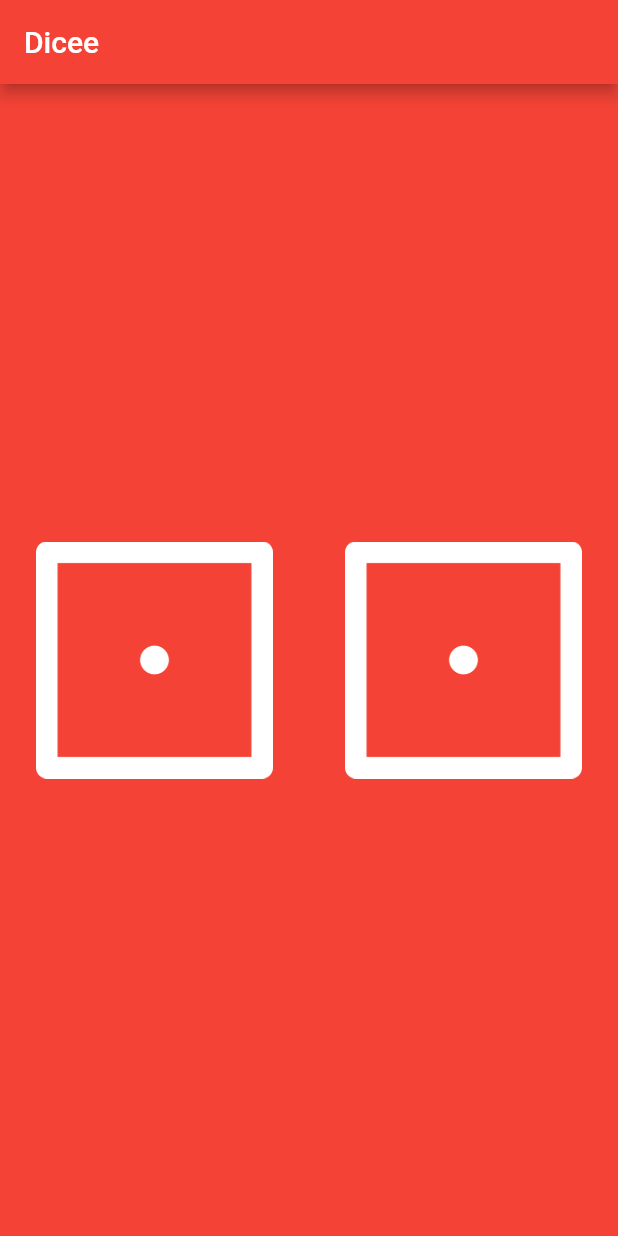
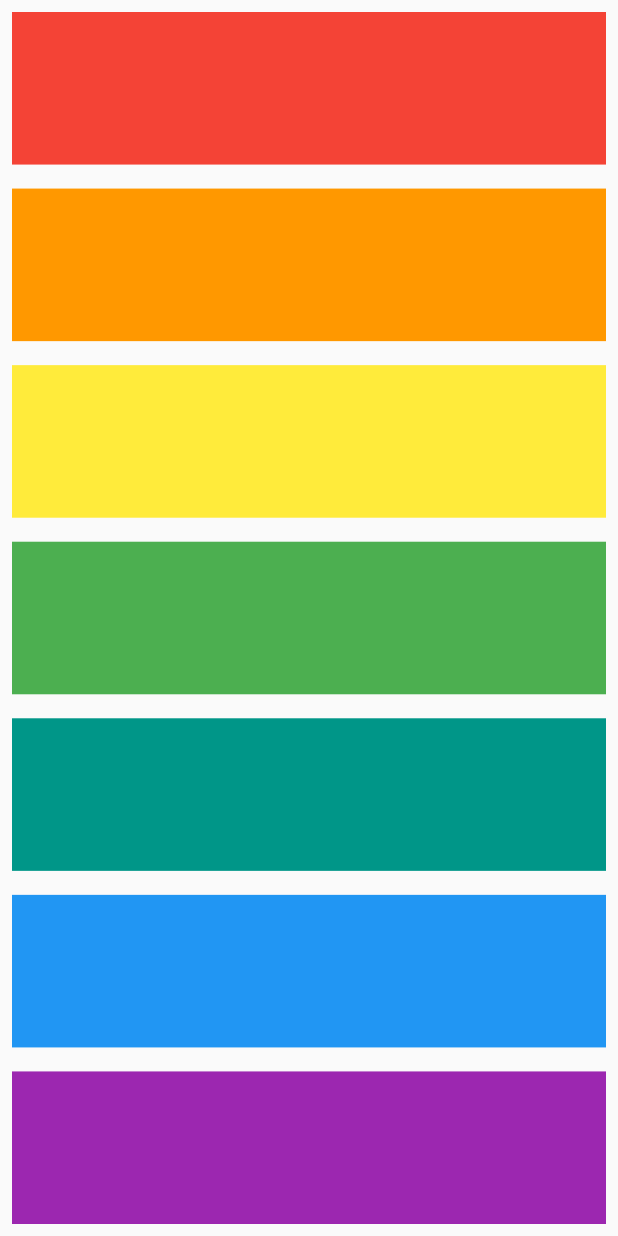
Before and after one commit to milankatira/flutter-basic, a Flutter app: the screen it shows after launch, on a phone screen of 412 x 824 dp. Run offline on Flutter 3.47's test engine with Material 2 defaults, Android fonts, the phone set to English and light mode, and no system bars; our stand-ins replace audioplayers.

Commit message:
CH-4 complete

```diff
--- a/lib/main.dart
+++ b/lib/main.dart
@@ -1,63 +1,45 @@
-import 'dart:math';
 import 'package:flutter/material.dart';
+import 'package:audioplayers/audioplayers.dart';
 
-void main() {
-  return runApp(
-    MaterialApp(
-      debugShowCheckedModeBanner: false,
-      home: Scaffold(
-        backgroundColor: Colors.red,
-        appBar: AppBar(
-          title: Text('Dicee'),
-          backgroundColor: Colors.red,
+void main() => runApp(XylophoneApp());
+
+class XylophoneApp extends StatelessWidget {
+  void playSound(int soundNumber) {
+    final player = AudioCache();
+    player.play('note$soundNumber.wav');
+  }
+
+  Expanded BuildKey(int soundNumber, Color color) {
+    return Expanded(
+      child: TextButton(
+        onPressed: () {
+          playSound(soundNumber);
+        },
+        child: Container(
+          color: color,
         ),
-        body: DicePage(),
       ),
-    ),
-  );
-}
-
-class DicePage extends StatefulWidget {
-  @override
-  State<DicePage> createState() => _DicePageState();
-}
-
-class _DicePageState extends State<DicePage> {
-  int leftDiceNumber = 1;
-  int rightDiceNumber = 1;
+    );
+  }
 
   @override
   Widget build(BuildContext context) {
-    return Center(
-      child: Row(
-        children: [
-          Expanded(
-            child: Padding(
-              padding: const EdgeInsets.all(16.0),
-              child: TextButton(
-                onPressed: () {
-                  setState(() {
-                    leftDiceNumber = Random().nextInt(6) + 1;
-                  });
-                },
-                child: Image.asset('images/dice$leftDiceNumber.png'),
-              ),
-            ),
+    return MaterialApp(
+      debugShowCheckedModeBanner: false,
+      home: Scaffold(
+        body: SafeArea(
+          child: Column(
+            children: [
+              BuildKey(1, Colors.red),
+              BuildKey(2, Colors.orange),
+              BuildKey(3, Colors.yellow),
+              BuildKey(4, Colors.green),
+              BuildKey(5, Colors.teal),
+              BuildKey(6, Colors.blue),
+              BuildKey(7, Colors.purple),
+            ],
           ),
-          Expanded(
-            child: Padding(
-              padding: const EdgeInsets.all(16.0),
-              child: TextButton(
-                onPressed: () {
-                  setState(() {
-                    rightDiceNumber = Random().nextInt(6) + 1;
-                  });
-                },
-                child: Image.asset('images/dice$rightDiceNumber.png'),
-              ),
-            ),
-          ),
-        ],
+        ),
       ),
     );
   }
--- a/pubspec.yaml
+++ b/pubspec.yaml
@@ -1,4 +1,4 @@
-name: ch_3
+name: ch_4
 description: A new Flutter project.
 
 # The following line prevents the package from being accidentally published to
@@ -34,6 +34,7 @@ dependencies:
   # The following adds the Cupertino Icons font to your application.
   # Use with the CupertinoIcons class for iOS style icons.
   cupertino_icons: ^1.0.2
+  audioplayers: ^0.20.1
 
 dev_dependencies:
   flutter_test:
@@ -59,8 +60,7 @@ flutter:
 
   # To add assets to your application, add an assets section, like this:
   assets:
-    - images/
-  #   - images/a_dot_ham.jpeg
+    - assets/
 
   # An image asset can refer to one or more resolution-specific "variants", see
   # https://flutter.dev/assets-and-images/#resolution-aware.
```
Also changed, not shown: images/dice1.png (deleted), images/dice2.png (deleted), images/dice3.png (deleted), images/dice4.png (deleted), images/dice5.png (deleted), images/dice6.png (deleted), pubspec.lock, 22 other files.
